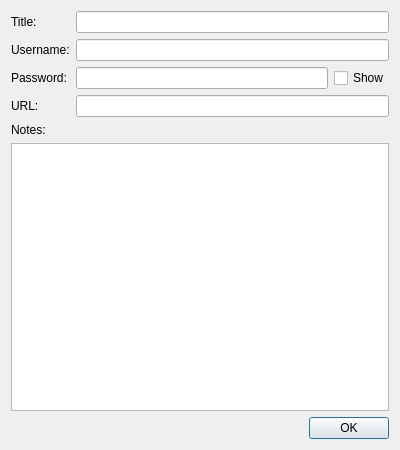
Old version of the form source/gui/EntryDialog.ui in the repository yassine20011/KeeBox.
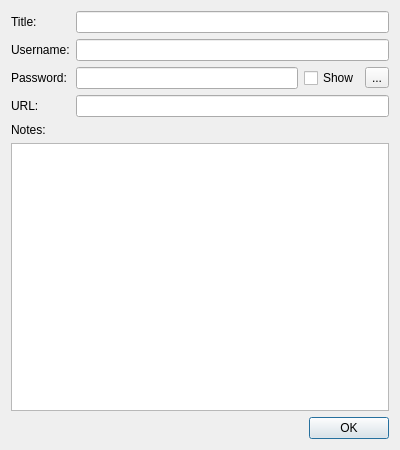
New version of the form.

Commit message: implemented a secure password generator with custom options

The edit to the form file:
```diff
--- a/source/gui/EntryDialog.ui
+++ b/source/gui/EntryDialog.ui
@@ -59,6 +59,16 @@
          </property>
         </widget>
        </item>
+       <item>
+        <widget class="QToolButton" name="generatePasswordButton">
+         <property name="toolTip">
+          <string>Generate Password</string>
+         </property>
+         <property name="text">
+          <string>...</string>
+         </property>
+        </widget>
+       </item>
       </layout>
      </item>
      <item row="3" column="0">
```
Left out of the diff: 20 changed lines with no effect on the pictures. The commit also changes 7 other files.
